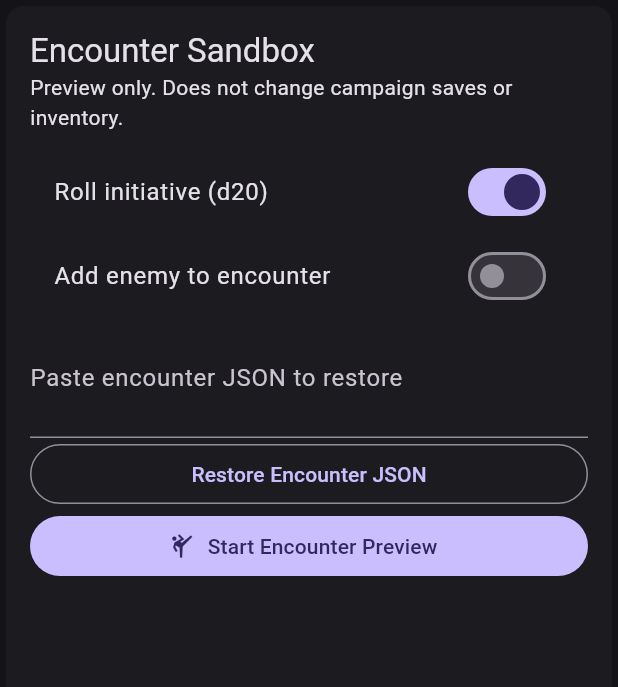
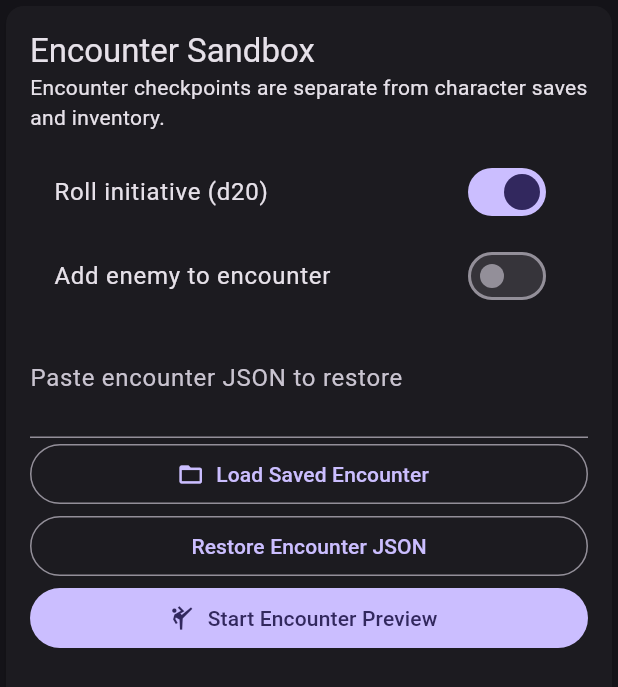
Before and after one commit to josephdhahbi-svg/moonveil-ravenloft, a Flutter app: the MoonveilEncounterScreen widget shown alone on an empty page, opened directly with empty values, on a phone screen of 412 x 824 dp. Shown: the top 687 px of the screen. Run offline on Flutter 3.47's test engine with Material 3 defaults, Android fonts, the phone set to English and light mode, and no system bars; our stand-ins replace shared_preferences, sqflite; missing offline and left inert: cryptography; accounts and stored records are empty; network calls fail.

Commit message:
Wire explicit Save and Load Encounter controls to isolated persistent storage

```diff
--- a/flutter_client/lib/screens/moonveil_encounter_screen.dart
+++ b/flutter_client/lib/screens/moonveil_encounter_screen.dart
@@ -2,12 +2,15 @@ import 'dart:math';
 import 'package:flutter/material.dart';
 import 'package:flutter/services.dart';
 import '../services/moonveil_encounter_codec.dart';
+import '../services/moonveil_encounter_store.dart';
 import '../services/moonveil_encounter_engine.dart';
 
-/// Interactive encounter sandbox. No database or save writes.
+/// Encounter sandbox. Checkpoints live in separate campaign-scoped preferences.
 class MoonveilEncounterScreen extends StatefulWidget {
-  const MoonveilEncounterScreen({super.key, required this.character});
+  const MoonveilEncounterScreen({super.key, required this.character,
+    this.campaignId = 'vesper'});
   final Map<String, dynamic>? character;
+  final String campaignId;
 
   @override
   State<MoonveilEncounterScreen> createState() => _MoonveilEncounterScreenState();
@@ -115,6 +118,31 @@ class _MoonveilEncounterScreenState extends State<MoonveilEncounterScreen> {
     }
   }
 
+  Future<void> _saveCheckpoint() async {
+    final encounter = _encounter;
+    if (encounter == null) return;
+    try {
+      await MoonveilEncounterStore(widget.campaignId).save(encounter);
+      if (mounted) setState(() => _message = 'Encounter checkpoint saved separately from character data.');
+    } catch (error) {
+      if (mounted) setState(() => _message = 'Encounter save failed: $error');
+    }
+  }
+
+  Future<void> _loadCheckpoint() async {
+    try {
+      final encounter = await MoonveilEncounterStore(widget.campaignId).load();
+      if (!mounted) return;
+      setState(() {
+        if (encounter != null) _encounter = encounter;
+        _message = encounter == null ? 'No saved encounter for this campaign.'
+            : 'Saved encounter loaded. Character save unchanged.';
+      });
+    } catch (error) {
+      if (mounted) setState(() => _message = 'Encounter load failed: $error');
+    }
+  }
+
   void _changeHp(String id, int amount, {required bool heal}) {
     final encounter = _encounter;
     if (encounter == null) return;
@@ -136,7 +164,7 @@ class _MoonveilEncounterScreenState extends State<MoonveilEncounterScreen> {
         padding: const EdgeInsets.all(16),
         child: Column(crossAxisAlignment: CrossAxisAlignment.stretch, children: [
           Text('Encounter Sandbox', style: Theme.of(context).textTheme.titleLarge),
-          const Text('Preview only. Does not change campaign saves or inventory.'),
+          const Text('Encounter checkpoints are separate from character saves and inventory.'),
           const SizedBox(height: 12),
           if (encounter == null) ...[
             SwitchListTile(
@@ -179,6 +207,12 @@ class _MoonveilEncounterScreenState extends State<MoonveilEncounterScreen> {
               controller: _importJson,
               maxLines: 2,
               decoration: const InputDecoration(labelText: 'Paste encounter JSON to restore'),
+            ),
+            OutlinedButton.icon(
+              key: const Key('load-encounter-checkpoint'),
+              onPressed: _loadCheckpoint,
+              icon: const Icon(Icons.folder_open),
+              label: const Text('Load Saved Encounter'),
             ),
             OutlinedButton(
               key: const Key('restore-encounter'),
@@ -244,6 +278,12 @@ class _MoonveilEncounterScreenState extends State<MoonveilEncounterScreen> {
                   ),
               ],
             ),
+            FilledButton.icon(
+              key: const Key('save-encounter-checkpoint'),
+              onPressed: _saveCheckpoint,
+              icon: const Icon(Icons.save),
+              label: const Text('Save Encounter Checkpoint'),
+            ),
             OutlinedButton.icon(
               key: const Key('copy-encounter-json'),
               onPressed: () async {
```
